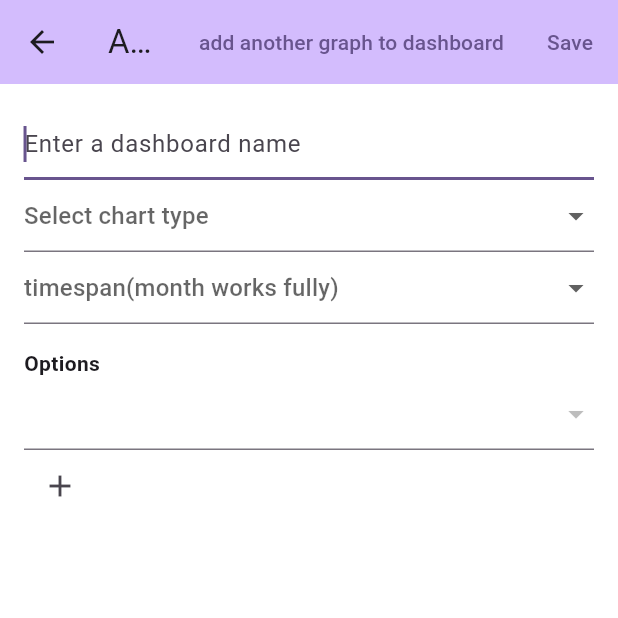
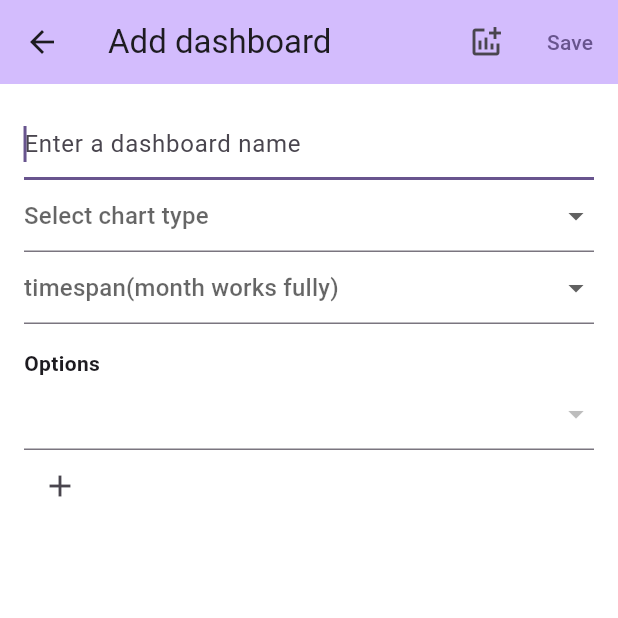
Before and after one commit to HoppenR/flutter-journal-app, a Flutter app: the AddDashboardForm screen opened directly, on a phone screen of 412 x 824 dp, the top half of it. Run offline on Flutter 3.47's test engine with Material 3 defaults, Android fonts, the phone set to English and light mode, and no system bars; our stand-ins replace fl_chart, shared_preferences; accounts and stored records are empty; generated files the repository leaves out were written again.

Commit message:
fix(add-dashboard-form): fix text overflowing on mobile by using icon

```diff
--- a/lib/src/graph/add_dashboard_form.dart
+++ b/lib/src/graph/add_dashboard_form.dart
@@ -206,7 +206,7 @@ class AddDashboardFormState extends State<AddDashboardForm> {
   }
 
   Widget _buildTagFormAddMoreButton(BuildContext context) {
-    return TextButton(
+    return IconButton(
       onPressed: () {
         if (_formKey.currentState?.validate() ?? false) {
           _configurations.add(
@@ -225,7 +225,8 @@ class AddDashboardFormState extends State<AddDashboardForm> {
         }
       },
       // TODO: Localize
-      child: const Text('add another graph to dashboard'),
+      tooltip: 'add another graph',
+      icon: const Icon(Icons.addchart),
     );
   }
 
```
